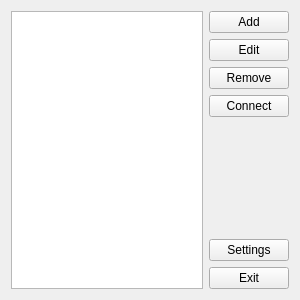
Old version of the form src/contactlistwindow.ui in the repository thomas-picariello/SDTP.
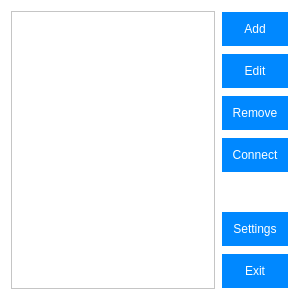
New version of the form. Icons and pictures are not drawn.

Commit message: Playing with UI stylesheets

Diff of the .ui file:
```diff
--- a/src/contactlistwindow.ui
+++ b/src/contactlistwindow.ui
@@ -23,6 +23,27 @@
    <iconset resource="../res/res.qrc">
     <normaloff>:/icon/app_icon.png</normaloff>:/icon/app_icon.png</iconset>
   </property>
+  <property name="styleSheet">
+   <string notr="true">/*Global*/
+QWidget{
+background-color:white;
+}
+
+/*QPushButton*/
+QPushButton{
+background-color:#08f;
+color:white;
+border:none;
+padding: 10 10;
+margin:1;
+}
+QPushButton::hover{
+background-color:#09f;
+}
+QPushButton::pressed{
+background-color:#07f;
+}</string>
+  </property>
   <layout class="QHBoxLayout" name="horizontalLayout">
    <item>
     <widget class="QListWidget" name="list">
```
The commit also changes 5 other files.
